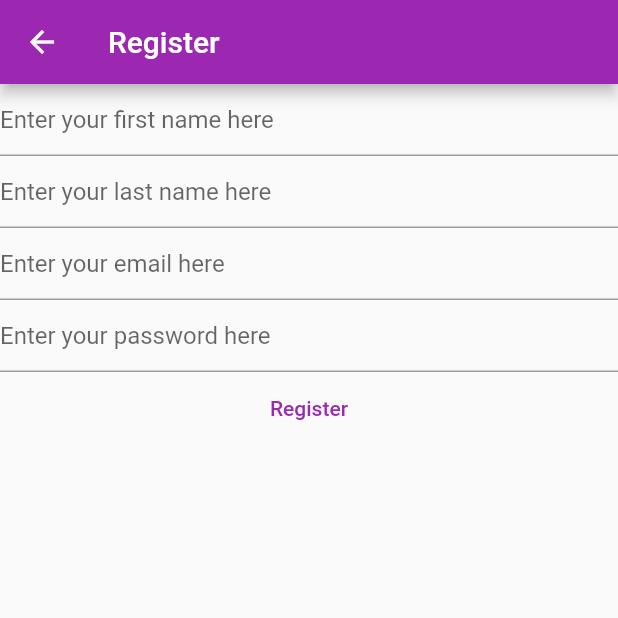
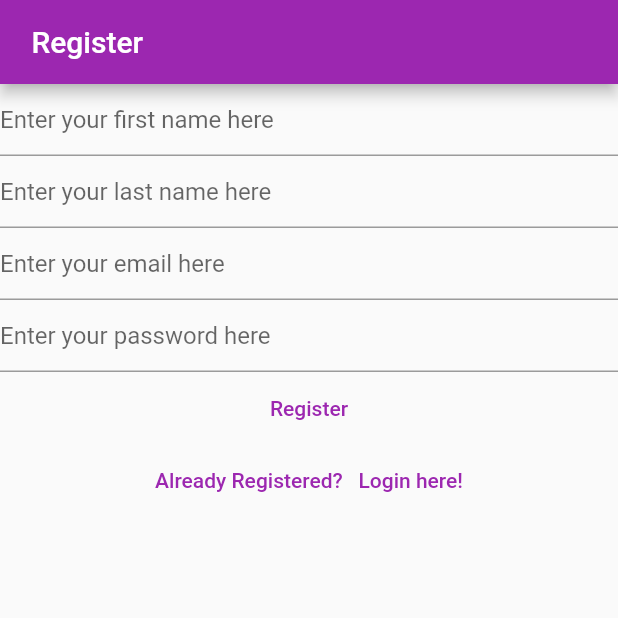
Before and after one commit to autobots33/wardrobe, a Flutter app: the RegisterView screen opened directly, on a phone screen of 412 x 824 dp, the top half of it. Run offline on Flutter 3.47's test engine with Material 2 defaults, Android fonts, the phone set to English and light mode, and no system bars; our stand-ins replace firebase_auth, firebase_core; accounts and stored records are empty.

Commit message:
Second commit

```diff
--- a/lib/views/register_view.dart
+++ b/lib/views/register_view.dart
@@ -38,41 +38,35 @@ class RegisterViewState extends State<RegisterView> {
   Widget build(BuildContext context) {
     return Scaffold(
       appBar: AppBar(
-        title: const Text('Register'),
+        title: const Text(' Register '),
       ),
-      body: FutureBuilder(
-          future: Firebase.initializeApp(
-              options: DefaultFirebaseOptions.currentPlatform),
-          builder: (context, snapshot) {
-            switch (snapshot.connectionState) {
-              case ConnectionState.done:
-                return Column(
+      body: Column(
         children: [
           TextField(
             controller: _firstname,
-                      decoration: const InputDecoration(
-                          hintText: 'Enter your first name here'),
+            decoration:
+                const InputDecoration(hintText: 'Enter your first name here'),
           ),
           TextField(
             controller: _lastname,
-                      decoration: const InputDecoration(
-                          hintText: 'Enter your last name here'),
+            decoration:
+                const InputDecoration(hintText: 'Enter your last name here'),
           ),
           TextField(
             controller: _email,
             enableSuggestions: false,
             autocorrect: false,
             keyboardType: TextInputType.emailAddress,
-                      decoration: const InputDecoration(
-                          hintText: 'Enter your email here'),
+            decoration:
+                const InputDecoration(hintText: 'Enter your email here'),
           ),
           TextField(
             controller: _password,
             obscureText: true,
             enableSuggestions: false,
             autocorrect: false,
-                      decoration: const InputDecoration(
-                          hintText: 'Enter your password here'),
+            decoration:
+                const InputDecoration(hintText: 'Enter your password here'),
           ),
           TextButton(
               onPressed: () async {
@@ -93,17 +87,22 @@ class RegisterViewState extends State<RegisterView> {
                   } else if (e.code == 'email-already-in-use') {
                     print('Email Already in use');
                   } else if (e.code == 'invalid-email') {
-                              print('Invalid Email enterted');
+                    print('Invalid Email entered');
                   }
                 }
               },
-                        child: const Text('Register')),
+              child: const Text(' Register ')),
+          TextButton(
+            onPressed: () {
+              Navigator.of(context).pushNamedAndRemoveUntil(
+                '/login/',
+                (route) => false,
+              );
+            },
+            child: const Text(' Already Registered?   Login here! '),
+          )
         ],
-                );
-              default:
-                return const Text('Loading....');
-            }
-          }),
+      ),
     );
   }
 }
--- a/pubspec.yaml
+++ b/pubspec.yaml
@@ -45,6 +45,7 @@ dependencies:
   firebase_core_dart: ^0.1.1
   google_sign_in: ^5.3.0
   firebase: ^9.0.2
+  web_socket_channel: ^1.1.0
 
 dev_dependencies:
   flutter_test:
```
Also changed, not shown: lib/main.dart (+17 -18 lines), lib/views/login_view.dart (+52 -4 lines), lib/views/verify_email_view.dart (added, +31 -0 lines), pubspec.lock. Lines whose indentation alone changed are shown as unchanged.
